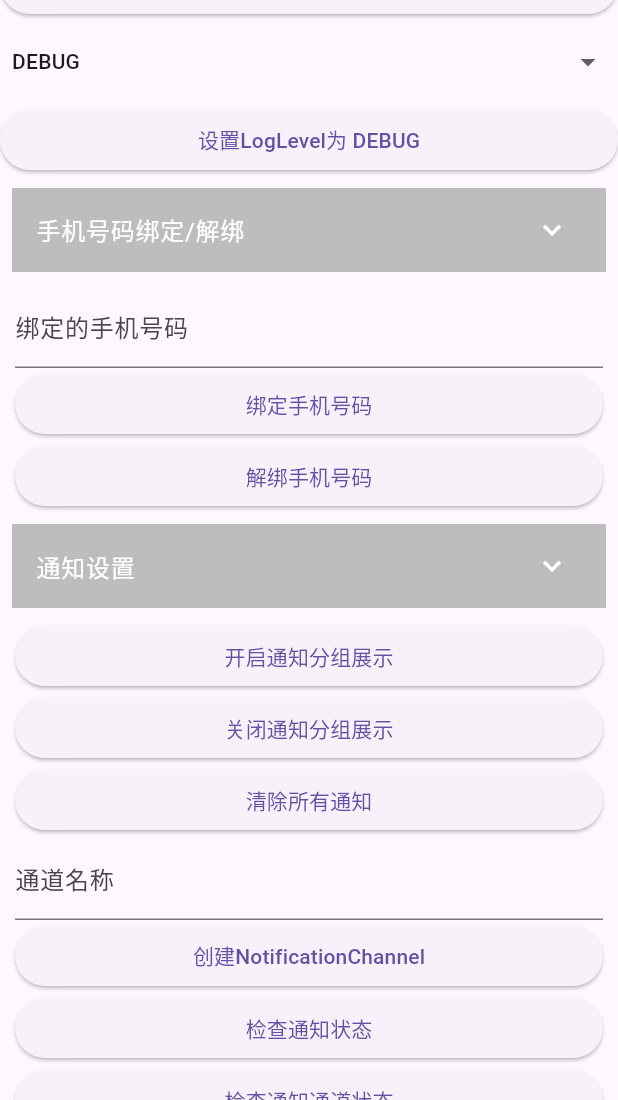
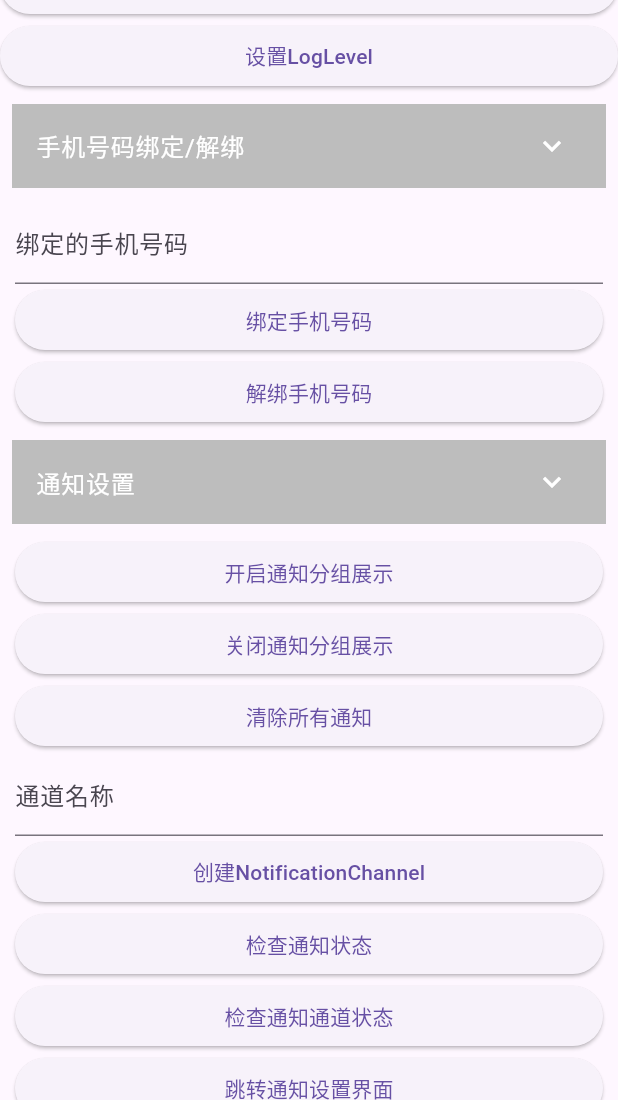
Before and after one commit to aliyun/alibabacloud-push-flutter-plugin, a Flutter app: the AndroidPage screen opened directly, on a phone screen of 412 x 824 dp, the part 136-1236 px from its top. Run offline on Flutter 3.47's test engine with Material 3 defaults, Android fonts, the phone set to English and light mode, and no system bars; drawn by our look-alikes of dropdown_button2; missing offline and left inert: material_dialogs.

Commit message:
chore: 合并推送插件优化（AGP 8.0+适配、iOS崩溃修复、代码清理）
- feat: AGP 8.0+ 适配
- fix: 移除 AlicloudUtils 依赖及网络逻辑
- fix: iOS NSError 传递导致崩溃问题
- fix: iOS SDK版本号固定为 v2，插件版本号定至 0.1.8
- refactor: 删除注释、弃用API、无用包导入和VSCode配置
- chore: 调整xcode编译顺序、格式化代码、更新日志

```diff
--- a/example/lib/android.dart
+++ b/example/lib/android.dart
@@ -1,4 +1,3 @@
-import 'package:dropdown_button2/dropdown_button2.dart';
 import 'package:flutter/material.dart';
 import 'package:aliyun_push/aliyun_push.dart';
 import 'package:push_example/base_state.dart';
@@ -18,14 +17,9 @@ class _AndroidPageState extends BaseState<AndroidPage> {
 
   String _boundPhone = "";
 
-  final List<String> _logLevelList = ['ERROR', 'INFO', 'DEBUG'];
-
-  String? _selectedLogLevel;
-
   @override
   void initState() {
     super.initState();
-    _selectedLogLevel = "DEBUG";
   }
 
   @override
@@ -44,7 +38,7 @@ class _AndroidPageState extends BaseState<AndroidPage> {
         child: const Text('关闭AliyunPush Log'),
       ),
     );
-    _addSetLogLevelView(children);
+    _addSetLogLevelView(context, children);
     children.add(Padding(
       padding: const EdgeInsets.all(8.0),
       child: ListTile(
@@ -194,47 +188,56 @@ class _AndroidPageState extends BaseState<AndroidPage> {
         ));
   }
 
-  _addSetLogLevelView(List<Widget> children) {
-    children.add(Padding(
-      padding: const EdgeInsets.all(8.0),
-      child: DropdownButtonHideUnderline(
-        child: DropdownButton2(
-          hint: Text(
-            'Select LogLevel',
-            style: TextStyle(
-              fontSize: 14,
-              color: Theme.of(context).hintColor,
-            ),
-          ),
-          items: _logLevelList
-              .map((item) => DropdownMenuItem<String>(
-                    value: item,
-                    child: Text(
-                      item,
-                      style: const TextStyle(
-                        fontSize: 14,
-                      ),
-                    ),
-                  ))
-              .toList(),
-          value: _selectedLogLevel,
-          onChanged: (value) {
-            setState(() {
-              _selectedLogLevel = value as String;
-            });
-          },
-          buttonHeight: 40,
-          buttonWidth: 140,
-          itemHeight: 40,
-        ),
-      ),
-    ));
+  _addSetLogLevelView(BuildContext context, List<Widget> children) {
     children.add(ElevatedButton(
         onPressed: () {
+          _showSimpleDialog(context);
+        },
+        child: const Text('设置LogLevel')));
+  }
+
+  void _showSimpleDialog(BuildContext context) {
+    SimpleDialog simpleDialog = SimpleDialog(
+      title: const Text("LogLevel"),
+      children: [
+        SimpleDialogOption(
+          child: const Text("DEBUG"),
+          onPressed: () {
+            Navigator.of(context).pop();
+            _clickLogLevel('DEBUG');
+          },
+        ),
+        SimpleDialogOption(
+          child: const Text("INFO"),
+          onPressed: () {
+            Navigator.of(context).pop();
+            _clickLogLevel('INFO');
+          },
+        ),
+        SimpleDialogOption(
+          child: const Text("ERROR"),
+          onPressed: () {
+            Navigator.of(context).pop();
+            _clickLogLevel('ERROR');
+          },
+        ),
+      ],
+    );
+
+    // 显示对话框
+    showDialog(
+      context: context,
+      builder: (BuildContext context) {
+        return simpleDialog;
+      },
+    );
+  }
+
+  void _clickLogLevel(String level){
     int logLevel;
-          if (_selectedLogLevel == 'ERROR') {
+    if (level == 'ERROR') {
       logLevel = kAliyunPushLogLevelError;
-          } else if (_selectedLogLevel == 'INFO') {
+    } else if (level == 'INFO') {
       logLevel = kAliyunPushLogLevelInfo;
     } else {
       logLevel = kAliyunPushLogLevelDebug;
@@ -242,15 +245,13 @@ class _AndroidPageState extends BaseState<AndroidPage> {
     _aliyunPush.setAndroidLogLevel(logLevel).then((result) {
       var code = result['code'];
       if (code == kAliyunPushSuccessCode) {
-              showOkDialog('成功设置LogLevel为 $_selectedLogLevel');
+        showOkDialog('成功设置LogLevel为 $level');
       } else {
         var errorCode = result['code'];
         var errorMsg = result['errorMsg'];
         showErrorDialog('设置LogLevel失败, $errorCode - $errorMsg');
       }
     });
-        },
-        child: Text('设置LogLevel为 $_selectedLogLevel')));
   }
 
   _addBindPhoneView(List<Widget> children) {
--- a/example/lib/base_state.dart
+++ b/example/lib/base_state.dart
@@ -9,7 +9,7 @@ abstract class BaseState<T extends StatefulWidget> extends State<T> {
         context: context,
         msg: message,
         color: Colors.white,
-        actions: [
+        actionsBuilder: (context) => [
           IconsOutlineButton(
             onPressed: () {
               Navigator.of(context).pop();
@@ -27,7 +27,7 @@ abstract class BaseState<T extends StatefulWidget> extends State<T> {
         context: context,
         msg: message,
         color: Colors.white,
-        actions: [
+        actionsBuilder: (context) => [
           IconsOutlineButton(
             onPressed: () {
               Navigator.of(context).pop();
@@ -45,7 +45,7 @@ abstract class BaseState<T extends StatefulWidget> extends State<T> {
         context: context,
         msg: message,
         color: Colors.white,
-        actions: [
+        actionsBuilder: (context) => [
           IconsOutlineButton(
             onPressed: () {
               Navigator.of(context).pop();
--- a/example/pubspec.yaml
+++ b/example/pubspec.yaml
@@ -6,7 +6,7 @@ description: Demonstrates how to use the push plugin.
 publish_to: 'none' # Remove this line if you wish to publish to pub.dev
 
 environment:
-  sdk: '>=2.18.5 <3.0.0'
+  sdk: '>=2.18.5 <4.0.0'
 
 # Dependencies specify other packages that your package needs in order to work.
 # To automatically upgrade your package dependencies to the latest versions
@@ -29,7 +29,6 @@ dependencies:
   # The following adds the Cupertino Icons font to your application.
   # Use with the CupertinoIcons class for iOS style icons.
   cupertino_icons: ^1.0.2
-  dropdown_button2: ^1.9.2
   material_dialogs: ^1.1.4
 
 
--- a/lib/aliyun_push.dart
+++ b/lib/aliyun_push.dart
@@ -375,7 +375,6 @@ class AliyunPush {
   Future<Map<dynamic, dynamic>> turnOnIOSDebug() async {
     if (!Platform.isIOS) {
       return {'code': kAliyunPushOnlyIOS, 'errorMsg': 'Only support iOS'};
-      ;
     }
     Map<dynamic, dynamic> result =
         await methodChannel.invokeMethod('turnOnDebug');
@@ -394,7 +393,6 @@ class AliyunPush {
   Future<Map<dynamic, dynamic>> setIOSBadgeNum(int num) async {
     if (!Platform.isIOS) {
       return {'code': kAliyunPushOnlyIOS, 'errorMsg': 'Only support iOS'};
-      ;
     }
     Map<dynamic, dynamic> result =
         await methodChannel.invokeMethod('setBadgeNum', {'badgeNum': num});
--- a/pubspec.yaml
+++ b/pubspec.yaml
@@ -1,10 +1,10 @@
 name: aliyun_push
 description: Aliyun Push Flutter plugin.
-version: 0.1.6
+version: 0.1.8
 homepage: https://help.aliyun.com/document_detail/434552.html
 
 environment:
-  sdk: ">=2.18.5 <3.0.0"
+  sdk: ">=2.18.5 <4.0.0"
   flutter: ">=2.5.0"
 
 dependencies:
```
Also changed, not shown: example/pubspec.lock, 11 other files. Lines whose indentation alone changed are shown as unchanged.
